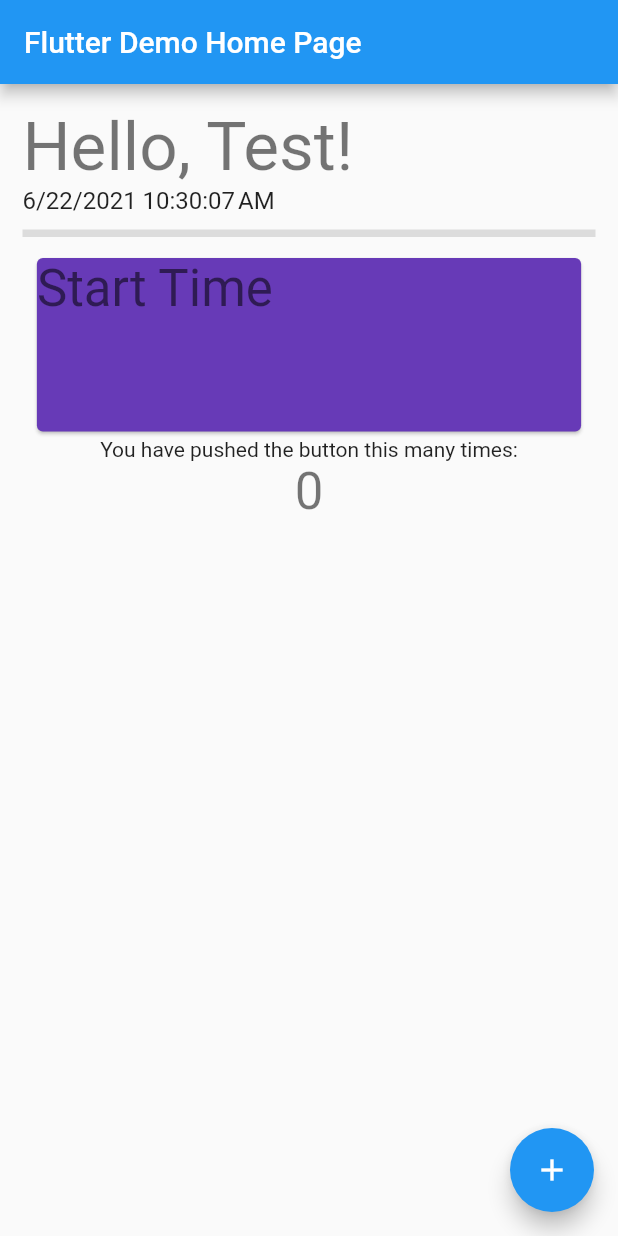
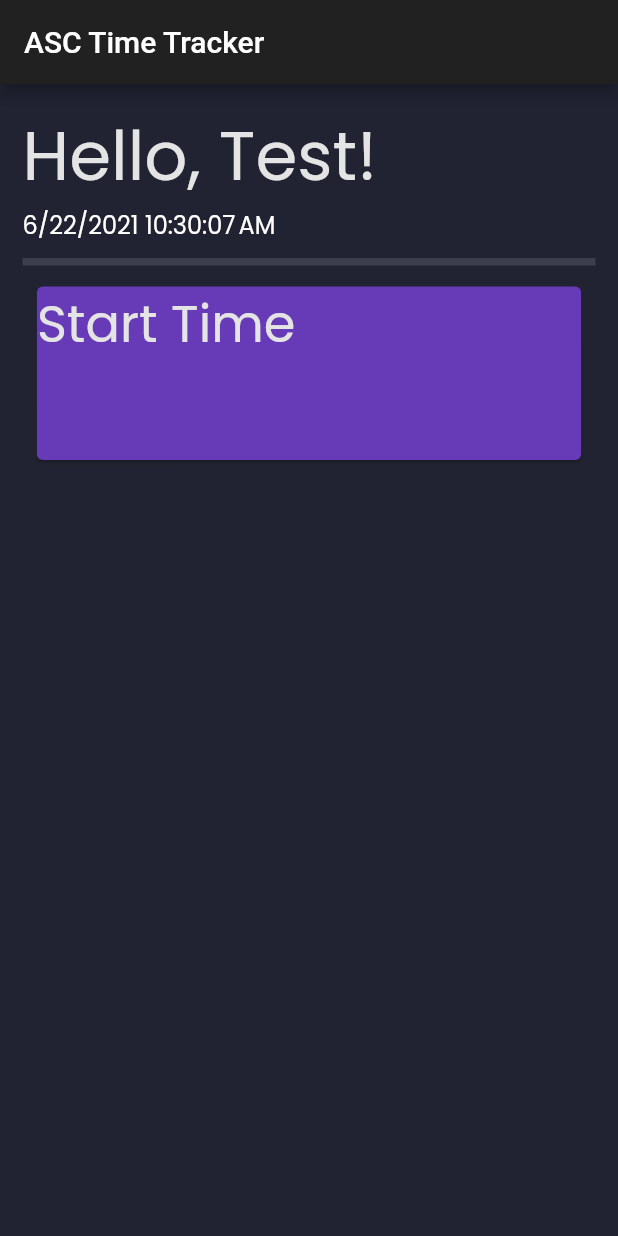
Before and after one commit to ASC-Machine-Tools-Inc/ASC-Time-Tracker, a Flutter app: the screen it shows after launch, on a phone screen of 412 x 824 dp. Run offline on Flutter 3.47's test engine with Material 2 defaults, Android fonts, the phone set to English and light mode, and no system bars; our stand-ins replace google_fonts, sizer.

Commit message:
Refactored project structure and removed default counter

```diff
--- a/lib/main.dart
+++ b/lib/main.dart
@@ -2,42 +2,15 @@
 // Use of this source code is governed by a BSD-style license that can be
 // found in the LICENSE file.
 
-import 'dart:async';
+import 'package:flutter/material.dart';
+import 'package:sizer/sizer.dart';
+import 'package:google_fonts/google_fonts.dart';
 
-import 'package:flutter/material.dart';
-import 'package:provider/provider.dart';
-import 'package:sizer/sizer.dart';
-import 'package:intl/intl.dart';
+import 'package:asc_time_tracker/utils/constants.dart';
+import 'package:asc_time_tracker/screens/screens.dart';
 
 void main() {
-  runApp(
-    // Provide the model to all widgets within the app. We're using
-    // ChangeNotifierProvider because that's a simple way to rebuild
-    // widgets when a model changes. We could also just use
-    // Provider, but then we would have to listen to Counter ourselves.
-    //
-    // Read Provider's docs to learn about all the available providers.
-    ChangeNotifierProvider(
-      // Initialize the model in the builder. That way, Provider
-      // can own Counter's lifecycle, making sure to call `dispose`
-      // when not needed anymore.
-      create: (context) => Counter(),
-      child: MyApp(),
-    ),
-  );
-}
-
-/// Simplest possible model, with just one field.
-///
-/// [ChangeNotifier] is a class in `flutter:foundation`. [Counter] does
-/// _not_ depend on Provider.
-class Counter with ChangeNotifier {
-  int value = 0;
-
-  void increment() {
-    value += 1;
-    notifyListeners();
-  }
+  runApp(MyApp());
 }
 
 class MyApp extends StatelessWidget {
@@ -46,146 +19,17 @@ class MyApp extends StatelessWidget {
     return Sizer(builder: (context, orientation, deviceType) {
       return MaterialApp(
           title: 'Flutter Demo',
-          theme: ThemeData(
-            primarySwatch: Colors.blue,
+          theme: ThemeData.dark().copyWith(
+            scaffoldBackgroundColor: bgColor,
+            textTheme: GoogleFonts.poppinsTextTheme(Theme.of(context).textTheme)
+                .apply(bodyColor: bodyColor, displayColor: titleColor),
+            canvasColor: secondaryColor,
           ),
           initialRoute: '/',
           routes: {
-            '/': (context) => MyHomePage(),
+            '/': (context) => HomeScreen(),
             '/start': (context) => StartJob(),
           });
     });
   }
 }
-
-class MyHomePage extends StatelessWidget {
-  @override
-  Widget build(BuildContext context) {
-    return Scaffold(
-      appBar: AppBar(
-        title: const Text('Flutter Demo Home Page'),
-      ),
-      body: Container(
-          padding: const EdgeInsets.all(15),
-          child: Column(
-              crossAxisAlignment: CrossAxisAlignment.stretch,
-              children: <Widget>[
-                Text(
-                  'Hello, Test!',
-                  style: Theme.of(context).textTheme.headline3,
-                  textAlign: TextAlign.left,
-                ),
-                TimerText(),
-                Divider(
-                  height: 25,
-                  thickness: 5,
-                ),
-                Center(
-                  child: Column(
-                    mainAxisAlignment: MainAxisAlignment.center,
-                    children: <Widget>[
-                      SizedBox(
-                        width: 90.w,
-                        height: 15.h,
-                        child: GestureDetector(
-                          onTap: () => Navigator.pushNamed(context, '/start'),
-                          child: Card(
-                              color: Colors.deepPurple,
-                              child: Text('Start Time',
-                                  style:
-                                      Theme.of(context).textTheme.headline4)),
-                        ),
-                      ),
-                      const Text('You have pushed the button this many times:'),
-                      // Consumer looks for an ancestor Provider widget
-                      // and retrieves its model (Counter, in this case).
-                      // Then it uses that model to build widgets, and will trigger
-                      // rebuilds if the model is updated.
-                      Consumer<Counter>(
-                        builder: (context, counter, child) => Text(
-                          '${counter.value}',
-                          style: Theme.of(context).textTheme.headline4,
-                        ),
-                      ),
-                    ],
-                  ),
-                ),
-              ])),
-      floatingActionButton: FloatingActionButton(
-        onPressed: () {
-          // You can access your providers anywhere you have access
-          // to the context. One way is to use Provider.of<Counter>(context).
-          //
-          // The provider package also defines extension methods on context
-          // itself. You can call context.watch<Counter>() in a build method
-          // of any widget to access the current state of Counter, and to ask
-          // Flutter to rebuild your widget anytime Counter changes.
-          //
-          // You can't use context.watch() outside build methods, because that
-          // often leads to subtle bugs. Instead, you should use
-          // context.read<Counter>(), which gets the current state
-          // but doesn't ask Flutter for future rebuilds.
-          //
-          // Since we're in a callback that will be called whenever the user
-          // taps the FloatingActionButton, we are not in the build method here.
-          // We should use context.read().
-          var counter = context.read<Counter>();
-          counter.increment();
-        },
-        tooltip: 'Increment',
-        child: const Icon(Icons.add),
-      ),
-    );
-  }
-}
-
-class TimerText extends StatefulWidget {
-  const TimerText({Key? key}) : super(key: key);
-
-  @override
-  _TimerTextState createState() => _TimerTextState();
-}
-
-class _TimerTextState extends State<TimerText> {
-  String _now = DateFormat.yMd().add_jms().format(DateTime.now());
-  Timer? _everySecond;
-
-  @override
-  void initState() {
-    super.initState();
-
-    // Defines a timer
-    _everySecond = Timer.periodic(Duration(seconds: 1), (Timer t) {
-      setState(() {
-        // Gets the current time in format MM/dd/yyyy hh:mm:ss a
-        // Example: 6/21/2021 3:18:46 PM
-        _now = DateFormat.yMd().add_jms().format(DateTime.now());
-      });
-    });
-  }
-
-  @override
-  Widget build(BuildContext context) {
-    return Container(
-      child: new Text(_now, style: Theme.of(context).textTheme.subtitle1),
-    );
-  }
-}
-
-class StartJob extends StatefulWidget {
-  const StartJob({Key? key}) : super(key: key);
-
-  @override
-  _StartJobState createState() => _StartJobState();
-}
-
-class _StartJobState extends State<StartJob> {
-  @override
-  Widget build(BuildContext context) {
-    return Scaffold(
-      appBar: AppBar(
-        title: const Text('Time Page'),
-      ),
-    );
-  }
-}
--- /dev/null
+++ b/lib/screens/dashboard/home_screen.dart
@@ -0,0 +1,51 @@
+import 'package:flutter/material.dart';
+import 'package:sizer/sizer.dart';
+
+import 'package:asc_time_tracker/widgets/timer.dart';
+import 'package:asc_time_tracker/utils/constants.dart';
+
+class HomeScreen extends StatelessWidget {
+  @override
+  Widget build(BuildContext context) {
+    return Scaffold(
+      appBar: AppBar(
+        title: const Text(appTitle),
+      ),
+      body: Container(
+          padding: const EdgeInsets.all(15),
+          child: Column(
+              crossAxisAlignment: CrossAxisAlignment.stretch,
+              children: <Widget>[
+                Text(
+                  'Hello, Test!',
+                  style: Theme.of(context).textTheme.headline3,
+                  textAlign: TextAlign.left,
+                ),
+                TimerText(),
+                Divider(
+                  height: 25,
+                  thickness: 5,
+                ),
+                Center(
+                  child: Column(
+                    mainAxisAlignment: MainAxisAlignment.center,
+                    children: <Widget>[
+                      SizedBox(
+                        width: 90.w,
+                        height: 15.h,
+                        child: GestureDetector(
+                          onTap: () => Navigator.pushNamed(context, '/start'),
+                          child: Card(
+                              color: Colors.deepPurple,
+                              child: Text('Start Time',
+                                  style:
+                                  Theme.of(context).textTheme.headline4)),
+                        ),
+                      ),
+                    ],
+                  ),
+                ),
+              ])),
+    );
+  }
+}
--- /dev/null
+++ b/lib/screens/dashboard/start_job_screen.dart
@@ -0,0 +1,19 @@
+import 'package:flutter/material.dart';
+
+class StartJob extends StatefulWidget {
+  const StartJob({Key? key}) : super(key: key);
+
+  @override
+  _StartJobState createState() => _StartJobState();
+}
+
+class _StartJobState extends State<StartJob> {
+  @override
+  Widget build(BuildContext context) {
+    return Scaffold(
+      appBar: AppBar(
+        title: const Text('Time Page'),
+      ),
+    );
+  }
+}
--- /dev/null
+++ b/lib/screens/screens.dart
@@ -0,0 +1,2 @@
+export 'dashboard/home_screen.dart';
+export 'dashboard/start_job_screen.dart';
--- /dev/null
+++ b/lib/utils/constants.dart
@@ -0,0 +1,12 @@
+import 'package:flutter/material.dart';
+
+const primaryColor = Color(0xFF2697FF);
+const secondaryColor = Color(0xFF2A2D3E);
+const bgColor = Color(0xFF212332);
+
+const titleColor = Color(0xFFE4E4E4);
+const bodyColor = Colors.white;
+
+const defaultPadding = 16.0;
+
+const appTitle = 'ASC Time Tracker';
--- /dev/null
+++ b/lib/widgets/timer.dart
@@ -0,0 +1,36 @@
+import 'dart:async';
+
+import 'package:flutter/material.dart';
+import 'package:intl/intl.dart';
+
+class TimerText extends StatefulWidget {
+  const TimerText({Key? key}) : super(key: key);
+
+  @override
+  _TimerTextState createState() => _TimerTextState();
+}
+
+class _TimerTextState extends State<TimerText> {
+  String _now = DateFormat.yMd().add_jms().format(DateTime.now());
+
+  @override
+  void initState() {
+    super.initState();
+
+    // Defines a timer
+    Timer _everySecond = Timer.periodic(Duration(seconds: 1), (Timer t) {
+      setState(() {
+        // Gets the current time in format MM/dd/yyyy hh:mm:ss a
+        // Example: 6/21/2021 3:18:46 PM
+        _now = DateFormat.yMd().add_jms().format(DateTime.now());
+      });
+    });
+  }
+
+  @override
+  Widget build(BuildContext context) {
+    return Container(
+      child: new Text(_now, style: Theme.of(context).textTheme.subtitle1),
+    );
+  }
+}
--- a/pubspec.yaml
+++ b/pubspec.yaml
@@ -32,6 +32,7 @@ dependencies:
   provider: ^5.0.0
   sizer: ^2.0.13
   intl: ^0.17.0
+  google_fonts: ^2.1.0
 
 dev_dependencies:
   flutter_test:
@@ -50,8 +51,6 @@ flutter:
 
   # To add assets to your application, add an assets section, like this:
   # assets:
-  #   - images/a_dot_burr.jpeg
-  #   - images/a_dot_ham.jpeg
 
   # An image asset can refer to one or more resolution-specific "variants", see
   # https://flutter.dev/assets-and-images/#resolution-aware.
```
Also changed, not shown: pubspec.lock.
